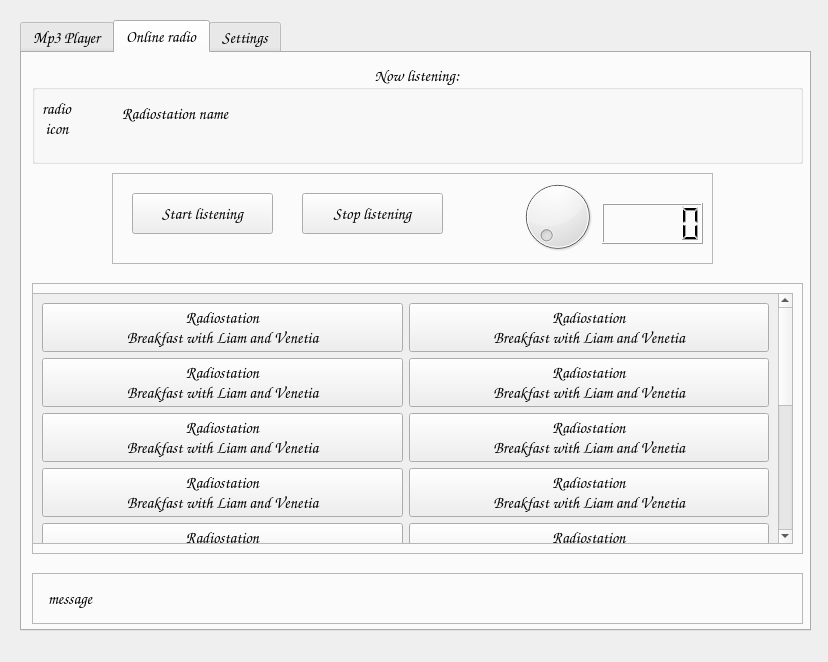
Old version of the form App_main/UI/player_ui.ui in the repository piotrekgelert/radio-mp3-player.
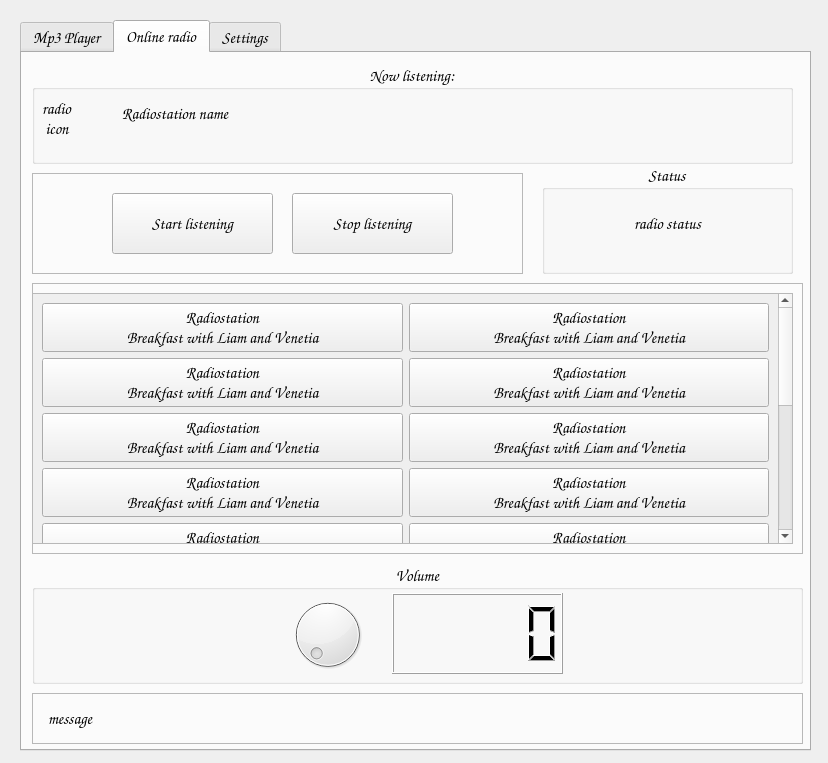
New version of the form. The open tabs and pages were chosen to show the change. Icons and pictures are not drawn.

Commit message: working set radio volume change design of volume setup

Diff of the .ui file:
```diff
--- a/App_main/UI/player_ui.ui
+++ b/App_main/UI/player_ui.ui
@@ -7,7 +7,7 @@
     <x>0</x>
     <y>0</y>
     <width>828</width>
-    <height>662</height>
+    <height>763</height>
    </rect>
   </property>
   <property name="font">
@@ -26,7 +26,7 @@
       <x>20</x>
       <y>20</y>
       <width>791</width>
-      <height>611</height>
+      <height>731</height>
      </rect>
     </property>
     <property name="tabPosition">
@@ -337,7 +337,7 @@
        <rect>
         <x>10</x>
         <y>10</y>
-        <width>771</width>
+        <width>761</width>
         <height>101</height>
        </rect>
       </property>
@@ -352,7 +352,7 @@
         <rect>
          <x>90</x>
          <y>20</y>
-         <width>671</width>
+         <width>401</width>
          <height>61</height>
         </rect>
        </property>
@@ -378,10 +378,10 @@
      <widget class="QFrame" name="fr_radio_buttons">
       <property name="geometry">
        <rect>
-        <x>90</x>
+        <x>10</x>
         <y>120</y>
-        <width>601</width>
-        <height>91</height>
+        <width>491</width>
+        <height>101</height>
        </rect>
       </property>
       <property name="frameShape">
@@ -393,10 +393,10 @@
       <widget class="QPushButton" name="pb_start_radio">
        <property name="geometry">
         <rect>
-         <x>20</x>
+         <x>80</x>
          <y>20</y>
-         <width>141</width>
-         <height>41</height>
+         <width>161</width>
+         <height>61</height>
         </rect>
        </property>
        <property name="text">
@@ -406,45 +406,22 @@
       <widget class="QPushButton" name="pb_stop_radio">
        <property name="geometry">
         <rect>
-         <x>190</x>
+         <x>260</x>
          <y>20</y>
-         <width>141</width>
-         <height>41</height>
+         <width>161</width>
+         <height>61</height>
         </rect>
        </property>
        <property name="text">
         <string>Stop listening</string>
        </property>
       </widget>
-      <widget class="QDial" name="dl_radio_volume">
-       <property name="geometry">
-        <rect>
-         <x>400</x>
-         <y>3</y>
-         <width>91</width>
-         <height>81</height>
-        </rect>
-       </property>
-       <property name="maximum">
-        <number>10</number>
-       </property>
-      </widget>
-      <widget class="QLCDNumber" name="lcd_radio_vol">
-       <property name="geometry">
-        <rect>
-         <x>490</x>
-         <y>30</y>
-         <width>101</width>
-         <height>41</height>
-        </rect>
-       </property>
-      </widget>
      </widget>
      <widget class="QFrame" name="fr_radio_message">
       <property name="geometry">
        <rect>
         <x>10</x>
-        <y>520</y>
+        <y>640</y>
         <width>771</width>
         <height>51</height>
        </rect>
@@ -879,6 +856,77 @@
        </widget>
       </widget>
      </widget>
+     <widget class="QGroupBox" name="radio_status">
+      <property name="geometry">
+       <rect>
+        <x>520</x>
+        <y>110</y>
+        <width>251</width>
+        <height>111</height>
+       </rect>
+      </property>
+      <property name="title">
+       <string>Status</string>
+      </property>
+      <property name="alignment">
+       <set>Qt::AlignCenter</set>
+      </property>
+      <widget class="QLabel" name="lb_le_radio_status">
+       <property name="geometry">
+        <rect>
+         <x>10</x>
+         <y>40</y>
+         <width>231</width>
+         <height>41</height>
+        </rect>
+       </property>
+       <property name="text">
+        <string>radio status</string>
+       </property>
+       <property name="alignment">
+        <set>Qt::AlignCenter</set>
+       </property>
+      </widget>
+     </widget>
+     <widget class="QGroupBox" name="radio_volume">
+      <property name="geometry">
+       <rect>
+        <x>10</x>
+        <y>510</y>
+        <width>771</width>
+        <height>121</height>
+       </rect>
+      </property>
+      <property name="title">
+       <string>Volume</string>
+      </property>
+      <property name="alignment">
+       <set>Qt::AlignCenter</set>
+      </property>
+      <widget class="QDial" name="dl_radio_volume">
+       <property name="geometry">
+        <rect>
+         <x>250</x>
+         <y>31</y>
+         <width>91</width>
+         <height>81</height>
+        </rect>
+       </property>
+       <property name="maximum">
+        <number>10</number>
+       </property>
+      </widget>
+      <widget class="QLCDNumber" name="lcd_radio_vol">
+       <property name="geometry">
+        <rect>
+         <x>360</x>
+         <y>30</y>
+         <width>171</width>
+         <height>81</height>
+        </rect>
+       </property>
+      </widget>
+     </widget>
     </widget>
     <widget class="QWidget" name="tb_settings">
      <attribute name="title">
```
Left out of the diff: 95 changed lines with no effect on the pictures. The commit also changes 3 other files.
